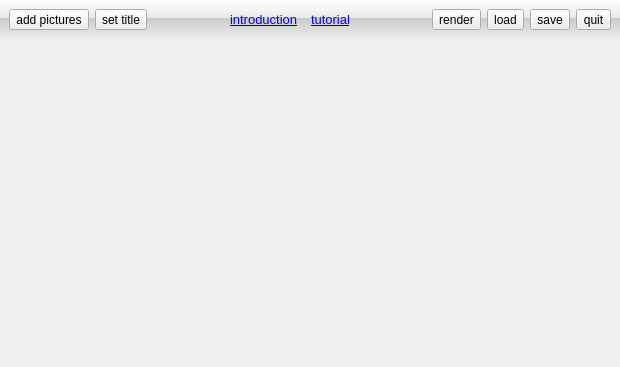
First picture: the form in FotoWall.ui, repository enricoros/fotowall, before the edit.
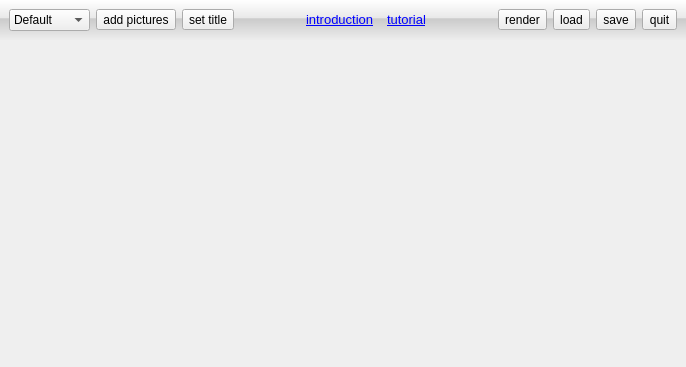
Second picture: the form after the edit. Icons and pictures are not drawn.

Commit message:
Begin of the CD cover function
Just added a QComboBox to the interface, and created the slot who will handle this.
I need to find a way to have the CD cover right size in pixels...

```diff
--- a/FotoWall.ui
+++ b/FotoWall.ui
@@ -1,12 +1,12 @@
 <?xml version="1.0" encoding="UTF-8"?>
 <ui version="4.0">
  <class>FotoWall</class>
- <widget class="QWidget" name="FotoWall">
-  <property name="geometry">
+ <widget class="QWidget" name="FotoWall" >
+  <property name="geometry" >
    <rect>
     <x>0</x>
     <y>0</y>
-    <width>620</width>
+    <width>686</width>
     <height>367</height>
    </rect>
   </property>
@@ -32,8 +32,22 @@
      </property>
      <layout class="QHBoxLayout">
       <item>
-       <widget class="QToolButton" name="addPictures">
-        <property name="text">
+       <widget class="QComboBox" name="projectType" >
+        <item>
+         <property name="text" >
+          <string>Default</string>
+         </property>
+        </item>
+        <item>
+         <property name="text" >
+          <string>CD cover</string>
+         </property>
+        </item>
+       </widget>
+      </item>
+      <item>
+       <widget class="QToolButton" name="addPictures" >
+        <property name="text" >
          <string>add pictures</string>
         </property>
         <property name="icon">
```
Left out of the diff: 193 changed lines with no effect on the pictures. The commit also changes 2 other files.
